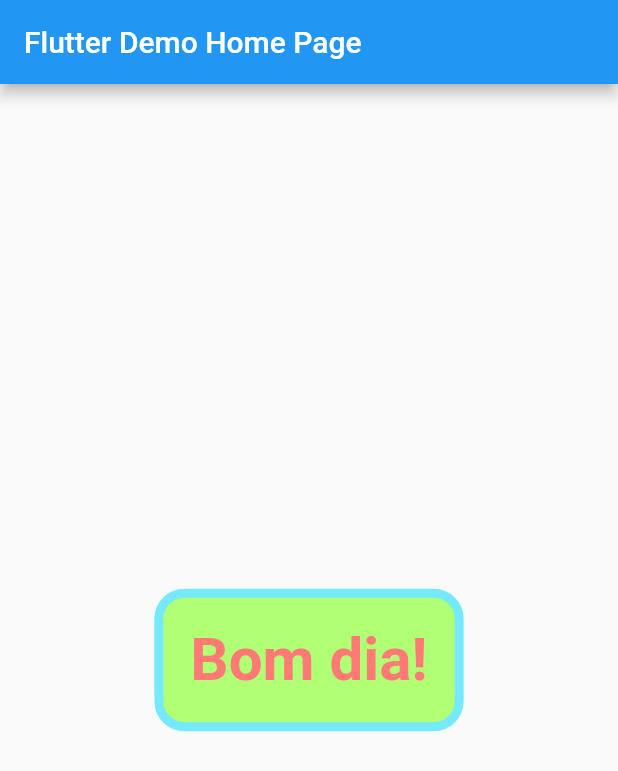
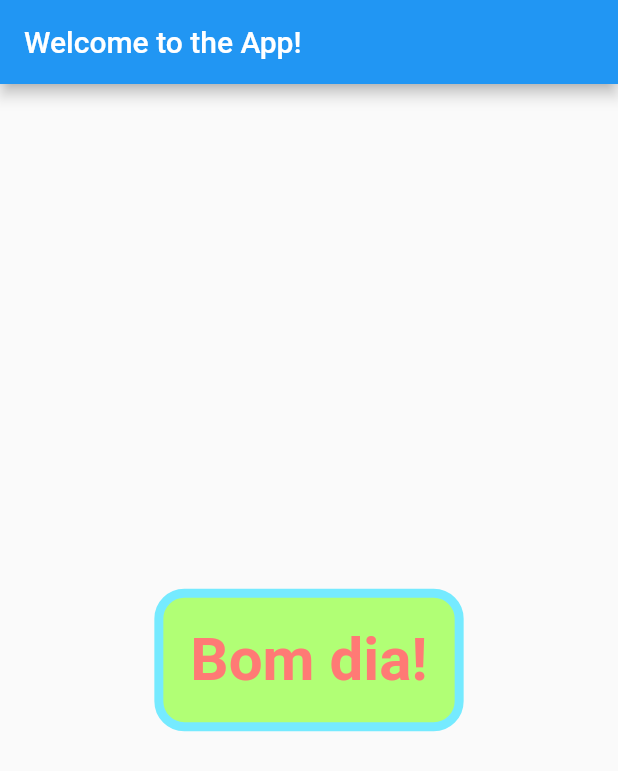
Before and after one commit to Vanethos/flutter_localized_hello, a Flutter app: the screen it shows after launch, on a phone screen of 412 x 824 dp. Shown: the top 771 px of the screen. Run offline on Flutter 3.47's test engine with Material 2 defaults, Android fonts, the phone set to English and light mode, and no system bars.

Commit message:
Added localization to example

```diff
--- /dev/null
+++ b/example/lib/localization/app_localizations.dart
@@ -0,0 +1,50 @@
+import 'dart:async';
+
+import 'package:flutter/material.dart';
+import 'package:intl/intl.dart';
+
+import './generated/l10n/messages_all.dart';
+
+/// In order to generate new arb files we must run
+/// `flutter pub pub run intl_translation:extract_to_arb --output-dir=lib/localization/generated/l10n lib/localization/app_localizations.dart`
+/// To add new files, add the arb files with the `_pt` or other iso code suffoix
+/// Also, open the file and add this at the top:
+///     "@@locale": "pt",
+/// After editing and creating the necessary translations we need to run
+/// `flutter pub pub run intl_translation:generate_from_arb lib/localization/app_localizations.dart lib/localization/generated/l10n/*.arb  --output-dir=lib/localization/generated/l10n`
+class AppLocalizations {
+  /// Initialize localization systems and messages
+  static Future<AppLocalizations> load(Locale locale) async {
+    // If we're given "en_US", we'll use it as-is. If we're
+    // given "en", we extract it and use it.
+    final String localeName =
+        locale.countryCode == null || locale.countryCode.isEmpty
+            ? locale.languageCode
+            : locale.toString();
+
+    // We make sure the locale name is in the right format e.g.
+    // converting "en-US" to "en_US".
+    final String canonicalLocaleName = Intl.canonicalizedLocale(localeName);
+
+    // Load localized messages for the current locale.
+    await initializeMessages(canonicalLocaleName);
+    // We'll uncomment the above line after we've built our messages file
+
+    // Force the locale in Intl.
+    Intl.defaultLocale = canonicalLocaleName;
+
+    return AppLocalizations();
+  }
+
+  /// Intro Page
+  String get textIntroFirstPageTitle => Intl.message(
+        "Welcome to the App!",
+        name: 'textIntroFirstPageTitle',
+        desc: 'Intro',
+      );
+
+  /// Retrieve localization resources for the widget tree
+  /// corresponding to the given `context`
+  static AppLocalizations of(BuildContext context) =>
+      Localizations.of<AppLocalizations>(context, AppLocalizations);
+}
--- /dev/null
+++ b/example/lib/localization/app_localizations_delegate.dart
@@ -0,0 +1,18 @@
+import 'dart:async';
+
+import 'package:flutter/material.dart';
+
+import 'app_localizations.dart';
+
+class AppLocalizationsDelegate extends LocalizationsDelegate<AppLocalizations> {
+  const AppLocalizationsDelegate();
+
+  @override
+  bool isSupported(Locale locale) => ['pt', 'en'].contains(locale.languageCode);
+
+  @override
+  Future<AppLocalizations> load(Locale locale) => AppLocalizations.load(locale);
+
+  @override
+  bool shouldReload(LocalizationsDelegate<AppLocalizations> old) => false;
+}
--- a/example/lib/main.dart
+++ b/example/lib/main.dart
@@ -1,5 +1,8 @@
 import 'package:flutter/material.dart';
 import 'package:localized_hello/localized_hello.dart';
+
+import 'localization/app_localizations.dart';
+import 'localization/app_localizations_delegate.dart';
 
 void main() => runApp(MyApp());
 
@@ -11,21 +14,26 @@ class MyApp extends StatelessWidget {
       theme: ThemeData(
         primarySwatch: Colors.blue,
       ),
-      home: MyHomePage(title: 'Flutter Demo Home Page'),
+      home: MyHomePage(),
+      localizationsDelegates: [
+          const AppLocalizationsDelegate(),
+        ],
+        supportedLocales: [
+          const Locale('en', 'US'),
+          const Locale('it', 'IT'),
+        ]
     );
   }
 }
 
 class MyHomePage extends StatelessWidget {
-  MyHomePage({Key key, this.title}) : super(key: key);
-
-  final String title;
+  MyHomePage({Key key}) : super(key: key);
 
   @override
   Widget build(BuildContext context) {
     return Scaffold(
       appBar: AppBar(
-        title: Text(title),
+        title: Text(AppLocalizations.of(context).textIntroFirstPageTitle),
       ),
       body: Center(
         child: LocalizedHello(),
--- a/example/pubspec.yaml
+++ b/example/pubspec.yaml
@@ -15,6 +15,9 @@ dependencies:
   localized_hello:
     path: ../
 
+  intl_translation: ^0.17.9
+  intl: ^0.16.1
+
 dev_dependencies:
   flutter_test:
     sdk: flutter
--- a/pubspec.yaml
+++ b/pubspec.yaml
@@ -10,6 +10,9 @@ dependencies:
   flutter:
     sdk: flutter
 
+  intl_translation: ^0.17.9
+  intl: ^0.16.1
+
 dev_dependencies:
   flutter_test:
     sdk: flutter
```
Also changed, not shown: lib/src/localization/lib_localizations.dart (added, +50 -0 lines), lib/src/localization/lib_localizations_delegate.dart (added, +18 -0 lines), example/lib/localization/generated/l10n/intl_messages_en.arb (added), example/lib/localization/generated/l10n/intl_messages_it.arb (added), example/lib/localization/generated/l10n/messages_all.dart (added), example/lib/localization/generated/l10n/messages_en.dart (added), example/lib/localization/generated/l10n/messages_it.dart (added), example/lib/localization/generated/l10n/messages_messages_en.dart (added), example/pubspec.lock, lib/src/localization/generated/l10n/intl_messages_en.arb (added), lib/src/localization/generated/l10n/intl_messages_pt.arb (added), lib/src/localization/generated/l10n/messages_all.dart (added), lib/src/localization/generated/l10n/messages_en.dart (added), lib/src/localization/generated/l10n/messages_it.dart (added), 3 more files.
